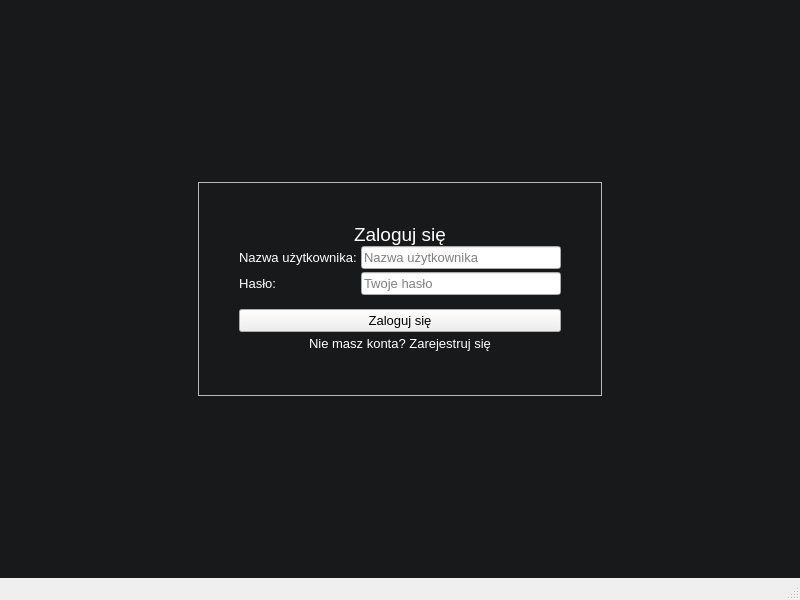
The window that loginwindow.ui (DwS234/LanguageTutorDesktop) describes before a commit, drawn with Qt 5.
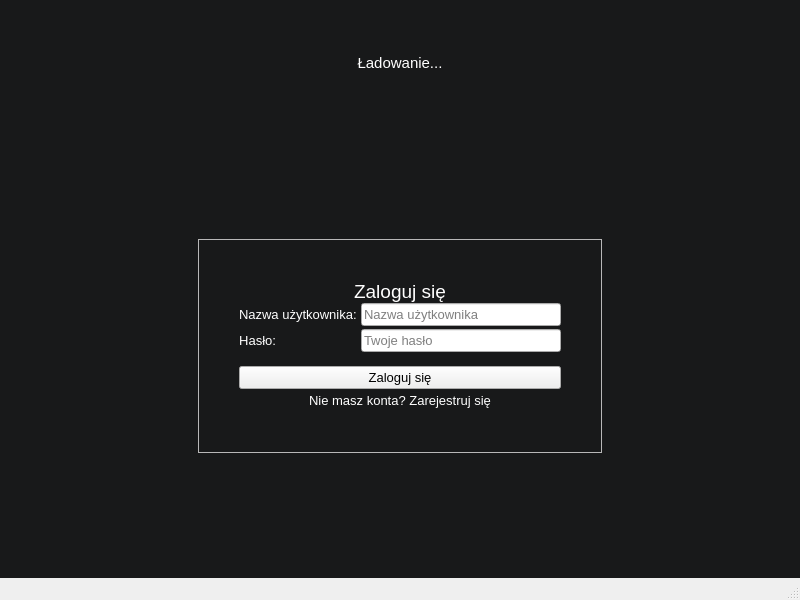
The same window after the commit.

Commit message: Added loading screen for widgets, login and register screen

```diff
--- a/loginwindow.ui
+++ b/loginwindow.ui
@@ -23,6 +23,36 @@
 }</string>
    </property>
    <layout class="QVBoxLayout" name="verticalLayout_4">
+    <item>
+     <widget class="QWidget" name="loadingScreen" native="true">
+      <property name="sizePolicy">
+       <sizepolicy hsizetype="Expanding" vsizetype="Expanding">
+        <horstretch>0</horstretch>
+        <verstretch>0</verstretch>
+       </sizepolicy>
+      </property>
+      <property name="styleSheet">
+       <string notr="true">color: white;</string>
+      </property>
+      <layout class="QVBoxLayout" name="verticalLayout">
+       <item>
+        <widget class="QLabel" name="label_4">
+         <property name="font">
+          <font>
+           <pointsize>11</pointsize>
+          </font>
+         </property>
+         <property name="text">
+          <string>Ładowanie...</string>
+         </property>
+         <property name="alignment">
+          <set>Qt::AlignCenter</set>
+         </property>
+        </widget>
+       </item>
+      </layout>
+     </widget>
+    </item>
     <item>
      <spacer name="verticalSpacer">
       <property name="orientation">
@@ -37,7 +67,8 @@
      </spacer>
     </item>
     <item>
-     <layout class="QHBoxLayout" name="horizontalLayout">
+     <widget class="QFrame" name="loginScreenn">
+      <layout class="QHBoxLayout" name="loginScreen">
       <item>
        <spacer name="horizontalSpacer">
         <property name="orientation">
@@ -280,6 +311,7 @@
        </spacer>
       </item>
      </layout>
+     </widget>
     </item>
     <item>
      <spacer name="verticalSpacer_2">
```
Left out of the diff: 2 changed lines with no effect on the pictures. Lines whose indentation alone changed are shown as unchanged. The commit also changes 15 other files.
